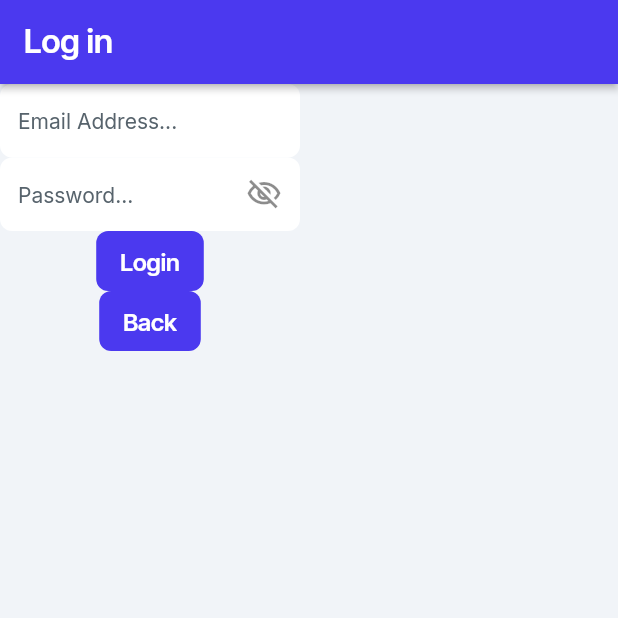
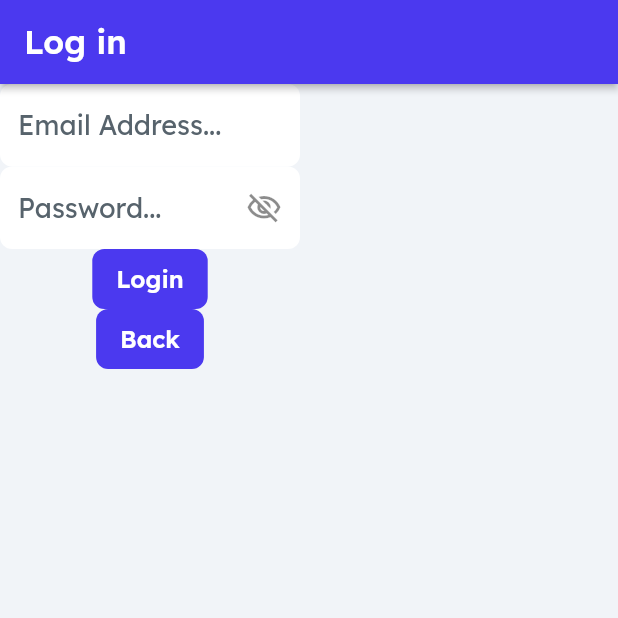
Before and after one commit to nicholaskurgan/Dime-A-Dinner, a Flutter app: the screen it shows after launch, after a tap on "Login", on a phone screen of 412 x 824 dp, the top half of it. Run offline on Flutter 3.47's test engine with Material 3 defaults, Android fonts, the phone set to English and light mode, and no system bars; drawn by our look-alikes of auto_size_text; our stand-ins replace cloud_firestore, firebase_auth, firebase_core, font_awesome_flutter, from_css_color, go_router and 8 more; missing offline and left inert: json_path; accounts and stored records are empty.

Commit message:
pushing flutterflow code for merge test

```diff
--- a/lib/dummy/dummy_widget.dart
+++ b/lib/dummy/dummy_widget.dart
@@ -42,7 +42,7 @@ class _DummyWidgetState extends State<DummyWidget> {
           title: Text(
             'Dummy',
             style: FlutterFlowTheme.of(context).headlineMedium.override(
-                  fontFamily: 'Inter Tight',
+                  fontFamily: 'Lexend',
                   color: Colors.white,
                   fontSize: 22.0,
                   letterSpacing: 0.0,
--- a/lib/flutter_flow/flutter_flow_theme.dart
+++ b/lib/flutter_flow/flutter_flow_theme.dart
@@ -181,107 +181,108 @@ class ThemeTypography extends Typography {
 
   final FlutterFlowTheme theme;
 
-  String get displayLargeFamily => 'Inter Tight';
+  String get displayLargeFamily => 'Lexend';
   TextStyle get displayLarge => GoogleFonts.getFont(
-        'Inter Tight',
-        color: theme.primaryText,
-        fontWeight: FontWeight.w600,
+        'Lexend',
+        color: theme.secondaryText,
+        fontWeight: FontWeight.normal,
         fontSize: 64.0,
       );
-  String get displayMediumFamily => 'Inter Tight';
+  String get displayMediumFamily => 'Lexend';
   TextStyle get displayMedium => GoogleFonts.getFont(
-        'Inter Tight',
+        'Lexend',
         color: theme.primaryText,
         fontWeight: FontWeight.w600,
         fontSize: 44.0,
       );
-  String get displaySmallFamily => 'Inter Tight';
+  String get displaySmallFamily => 'Lexend';
   TextStyle get displaySmall => GoogleFonts.getFont(
-        'Inter Tight',
+        'Lexend',
         color: theme.primaryText,
         fontWeight: FontWeight.w600,
         fontSize: 36.0,
       );
-  String get headlineLargeFamily => 'Inter Tight';
+  String get headlineLargeFamily => 'Merriweather Sans';
   TextStyle get headlineLarge => GoogleFonts.getFont(
-        'Inter Tight',
+        'Merriweather Sans',
         color: theme.primaryText,
-        fontWeight: FontWeight.w600,
+        fontWeight: FontWeight.w800,
         fontSize: 32.0,
       );
-  String get headlineMediumFamily => 'Inter Tight';
+  String get headlineMediumFamily => 'Lexend';
   TextStyle get headlineMedium => GoogleFonts.getFont(
-        'Inter Tight',
+        'Lexend',
         color: theme.primaryText,
         fontWeight: FontWeight.w600,
         fontSize: 28.0,
       );
-  String get headlineSmallFamily => 'Inter Tight';
+  String get headlineSmallFamily => 'Lexend Exa';
   TextStyle get headlineSmall => GoogleFonts.getFont(
-        'Inter Tight',
+        'Lexend Exa',
         color: theme.primaryText,
         fontWeight: FontWeight.w600,
-        fontSize: 24.0,
+        fontSize: 16.0,
       );
-  String get titleLargeFamily => 'Inter Tight';
+  String get titleLargeFamily => 'Lexend Exa';
   TextStyle get titleLarge => GoogleFonts.getFont(
-        'Inter Tight',
+        'Lexend Exa',
         color: theme.primaryText,
         fontWeight: FontWeight.w600,
         fontSize: 20.0,
+        fontStyle: FontStyle.normal,
       );
-  String get titleMediumFamily => 'Inter Tight';
+  String get titleMediumFamily => 'Lexend';
   TextStyle get titleMedium => GoogleFonts.getFont(
-        'Inter Tight',
+        'Lexend',
         color: theme.primaryText,
         fontWeight: FontWeight.w600,
         fontSize: 18.0,
       );
-  String get titleSmallFamily => 'Inter Tight';
+  String get titleSmallFamily => 'Lexend';
   TextStyle get titleSmall => GoogleFonts.getFont(
-        'Inter Tight',
+        'Lexend',
         color: theme.primaryText,
         fontWeight: FontWeight.w600,
         fontSize: 16.0,
       );
-  String get labelLargeFamily => 'Inter';
+  String get labelLargeFamily => 'Merriweather Sans';
   TextStyle get labelLarge => GoogleFonts.getFont(
-        'Inter',
+        'Merriweather Sans',
         color: theme.secondaryText,
         fontWeight: FontWeight.normal,
         fontSize: 16.0,
       );
-  String get labelMediumFamily => 'Inter';
+  String get labelMediumFamily => 'Lexend';
   TextStyle get labelMedium => GoogleFonts.getFont(
-        'Inter',
+        'Lexend',
         color: theme.secondaryText,
         fontWeight: FontWeight.normal,
-        fontSize: 14.0,
+        fontSize: 18.0,
       );
-  String get labelSmallFamily => 'Inter';
+  String get labelSmallFamily => 'Merriweather Sans';
   TextStyle get labelSmall => GoogleFonts.getFont(
-        'Inter',
+        'Merriweather Sans',
         color: theme.secondaryText,
         fontWeight: FontWeight.normal,
         fontSize: 12.0,
       );
-  String get bodyLargeFamily => 'Inter';
+  String get bodyLargeFamily => 'Lexend';
   TextStyle get bodyLarge => GoogleFonts.getFont(
-        'Inter',
+        'Lexend',
         color: theme.primaryText,
         fontWeight: FontWeight.normal,
         fontSize: 16.0,
       );
-  String get bodyMediumFamily => 'Inter';
+  String get bodyMediumFamily => 'Merriweather Sans';
   TextStyle get bodyMedium => GoogleFonts.getFont(
-        'Inter',
+        'Merriweather Sans',
         color: theme.primaryText,
         fontWeight: FontWeight.normal,
         fontSize: 14.0,
       );
-  String get bodySmallFamily => 'Inter';
+  String get bodySmallFamily => 'Merriweather Sans';
   TextStyle get bodySmall => GoogleFonts.getFont(
-        'Inter',
+        'Merriweather Sans',
         color: theme.primaryText,
         fontWeight: FontWeight.normal,
         fontSize: 12.0,
--- a/lib/login/login_widget.dart
+++ b/lib/login/login_widget.dart
@@ -50,7 +50,7 @@ class _LoginWidgetState extends State<LoginWidget> {
           title: Text(
             'Log in',
             style: FlutterFlowTheme.of(context).headlineMedium.override(
-                  fontFamily: 'Inter Tight',
+                  fontFamily: 'Lexend',
                   color: Colors.white,
                   fontSize: 22.0,
                   letterSpacing: 0.0,
@@ -77,13 +77,13 @@ class _LoginWidgetState extends State<LoginWidget> {
                     isDense: true,
                     labelStyle:
                         FlutterFlowTheme.of(context).labelMedium.override(
-                              fontFamily: 'Inter',
+                              fontFamily: 'Lexend',
                               letterSpacing: 0.0,
                             ),
                     hintText: 'Email Address...',
                     hintStyle:
                         FlutterFlowTheme.of(context).labelMedium.override(
-                              fontFamily: 'Inter',
+                              fontFamily: 'Lexend',
                               letterSpacing: 0.0,
                             ),
                     enabledBorder: OutlineInputBorder(
@@ -118,7 +118,7 @@ class _LoginWidgetState extends State<LoginWidget> {
                     fillColor: FlutterFlowTheme.of(context).secondaryBackground,
                   ),
                   style: FlutterFlowTheme.of(context).bodyMedium.override(
-                        fontFamily: 'Inter',
+                        fontFamily: 'Merriweather Sans',
                         letterSpacing: 0.0,
                       ),
                   keyboardType: TextInputType.emailAddress,
@@ -139,13 +139,13 @@ class _LoginWidgetState extends State<LoginWidget> {
                     isDense: true,
                     labelStyle:
                         FlutterFlowTheme.of(context).labelMedium.override(
-                              fontFamily: 'Inter',
+                              fontFamily: 'Lexend',
                               letterSpacing: 0.0,
                             ),
                     hintText: 'Password...',
                     hintStyle:
                         FlutterFlowTheme.of(context).labelMedium.override(
-                              fontFamily: 'Inter',
+                              fontFamily: 'Lexend',
                               letterSpacing: 0.0,
                             ),
                     enabledBorder: OutlineInputBorder(
@@ -193,7 +193,7 @@ class _LoginWidgetState extends State<LoginWidget> {
                     ),
                   ),
                   style: FlutterFlowTheme.of(context).bodyMedium.override(
-                        fontFamily: 'Inter',
+                        fontFamily: 'Merriweather Sans',
                         letterSpacing: 0.0,
                       ),
                   cursorColor: FlutterFlowTheme.of(context).primaryText,
@@ -224,7 +224,7 @@ class _LoginWidgetState extends State<LoginWidget> {
                       const EdgeInsetsDirectional.fromSTEB(0.0, 0.0, 0.0, 0.0),
                   color: FlutterFlowTheme.of(context).primary,
                   textStyle: FlutterFlowTheme.of(context).titleSmall.override(
-                        fontFamily: 'Inter Tight',
+                        fontFamily: 'Lexend',
                         color: Colors.white,
                         letterSpacing: 0.0,
                       ),
@@ -244,7 +244,7 @@ class _LoginWidgetState extends State<LoginWidget> {
                       const EdgeInsetsDirectional.fromSTEB(0.0, 0.0, 0.0, 0.0),
                   color: FlutterFlowTheme.of(context).primary,
                   textStyle: FlutterFlowTheme.of(context).titleSmall.override(
-                        fontFamily: 'Inter Tight',
+                        fontFamily: 'Lexend',
                         color: Colors.white,
                         letterSpacing: 0.0,
                       ),
--- a/lib/signup/signup_widget.dart
+++ b/lib/signup/signup_widget.dart
@@ -54,7 +54,7 @@ class _SignupWidgetState extends State<SignupWidget> {
           title: Text(
             'Sign Up',
             style: FlutterFlowTheme.of(context).headlineMedium.override(
-                  fontFamily: 'Inter Tight',
+                  fontFamily: 'Lexend',
                   color: Colors.white,
                   fontSize: 22.0,
                   letterSpacing: 0.0,
@@ -81,13 +81,13 @@ class _SignupWidgetState extends State<SignupWidget> {
                     isDense: true,
                     labelStyle:
                         FlutterFlowTheme.of(context).labelMedium.override(
-                              fontFamily: 'Inter',
+                              fontFamily: 'Lexend',
                               letterSpacing: 0.0,
                             ),
                     hintText: 'Email Address...',
                     hintStyle:
                         FlutterFlowTheme.of(context).labelMedium.override(
-                              fontFamily: 'Inter',
+                              fontFamily: 'Lexend',
                               letterSpacing: 0.0,
                             ),
                     enabledBorder: OutlineInputBorder(
@@ -122,7 +122,7 @@ class _SignupWidgetState extends State<SignupWidget> {
                     fillColor: FlutterFlowTheme.of(context).secondaryBackground,
                   ),
                   style: FlutterFlowTheme.of(context).bodyMedium.override(
-                        fontFamily: 'Inter',
+                        fontFamily: 'Merriweather Sans',
                         letterSpacing: 0.0,
                       ),
                   keyboardType: TextInputType.emailAddress,
@@ -143,13 +143,13 @@ class _SignupWidgetState extends State<SignupWidget> {
                     isDense: true,
                     labelStyle:
                         FlutterFlowTheme.of(context).labelMedium.override(
-                              fontFamily: 'Inter',
+                              fontFamily: 'Lexend',
                               letterSpacing: 0.0,
                             ),
                     hintText: 'Password...',
                     hintStyle:
                         FlutterFlowTheme.of(context).labelMedium.override(
-                              fontFamily: 'Inter',
+                              fontFamily: 'Lexend',
                               letterSpacing: 0.0,
                             ),
                     enabledBorder: OutlineInputBorder(
@@ -197,7 +197,7 @@ class _SignupWidgetState extends State<SignupWidget> {
                     ),
                   ),
                   style: FlutterFlowTheme.of(context).bodyMedium.override(
-                        fontFamily: 'Inter',
+                        fontFamily: 'Merriweather Sans',
                         letterSpacing: 0.0,
                       ),
                   cursorColor: FlutterFlowTheme.of(context).primaryText,
@@ -217,13 +217,13 @@ class _SignupWidgetState extends State<SignupWidget> {
                     isDense: true,
                     labelStyle:
                         FlutterFlowTheme.of(context).labelMedium.override(
-                              fontFamily: 'Inter',
+                              fontFamily: 'Lexend',
                               letterSpacing: 0.0,
                             ),
                     hintText: 'Confirm Password...',
                     hintStyle:
                         FlutterFlowTheme.of(context).labelMedium.override(
-                              fontFamily: 'Inter',
+                              fontFamily: 'Lexend',
                               letterSpacing: 0.0,
                             ),
                     enabledBorder: OutlineInputBorder(
@@ -271,7 +271,7 @@ class _SignupWidgetState extends State<SignupWidget> {
                     ),
                   ),
                   style: FlutterFlowTheme.of(context).bodyMedium.override(
-                        fontFamily: 'Inter',
+                        fontFamily: 'Merriweather Sans',
                         letterSpacing: 0.0,
                       ),
                   cursorColor: FlutterFlowTheme.of(context).primaryText,
@@ -323,7 +323,7 @@ class _SignupWidgetState extends State<SignupWidget> {
                       const EdgeInsetsDirectional.fromSTEB(0.0, 0.0, 0.0, 0.0),
                   color: FlutterFlowTheme.of(context).primary,
                   textStyle: FlutterFlowTheme.of(context).titleSmall.override(
-                        fontFamily: 'Inter Tight',
+                        fontFamily: 'Lexend',
                         color: Colors.white,
                         letterSpacing: 0.0,
                       ),
@@ -343,7 +343,7 @@ class _SignupWidgetState extends State<SignupWidget> {
                       const EdgeInsetsDirectional.fromSTEB(0.0, 0.0, 0.0, 0.0),
                   color: FlutterFlowTheme.of(context).primary,
                   textStyle: FlutterFlowTheme.of(context).titleSmall.override(
-                        fontFamily: 'Inter Tight',
+                        fontFamily: 'Lexend',
                         color: Colors.white,
                         letterSpacing: 0.0,
                       ),
--- a/lib/start/start_widget.dart
+++ b/lib/start/start_widget.dart
@@ -43,7 +43,7 @@ class _StartWidgetState extends State<StartWidget> {
           title: Text(
             'Page Title',
             style: FlutterFlowTheme.of(context).headlineMedium.override(
-                  fontFamily: 'Inter Tight',
+                  fontFamily: 'Lexend',
                   color: Colors.white,
                   fontSize: 22.0,
                   letterSpacing: 0.0,
@@ -76,7 +76,7 @@ class _StartWidgetState extends State<StartWidget> {
                       color: FlutterFlowTheme.of(context).primary,
                       textStyle:
                           FlutterFlowTheme.of(context).titleSmall.override(
-                                fontFamily: 'Inter Tight',
+                                fontFamily: 'Lexend',
                                 color: Colors.white,
                                 letterSpacing: 0.0,
                               ),
@@ -101,7 +101,7 @@ class _StartWidgetState extends State<StartWidget> {
                         const EdgeInsetsDirectional.fromSTEB(0.0, 0.0, 0.0, 0.0),
                     color: FlutterFlowTheme.of(context).primary,
                     textStyle: FlutterFlowTheme.of(context).titleSmall.override(
-                          fontFamily: 'Inter Tight',
+                          fontFamily: 'Lexend',
                           color: Colors.white,
                           letterSpacing: 0.0,
                         ),
```
